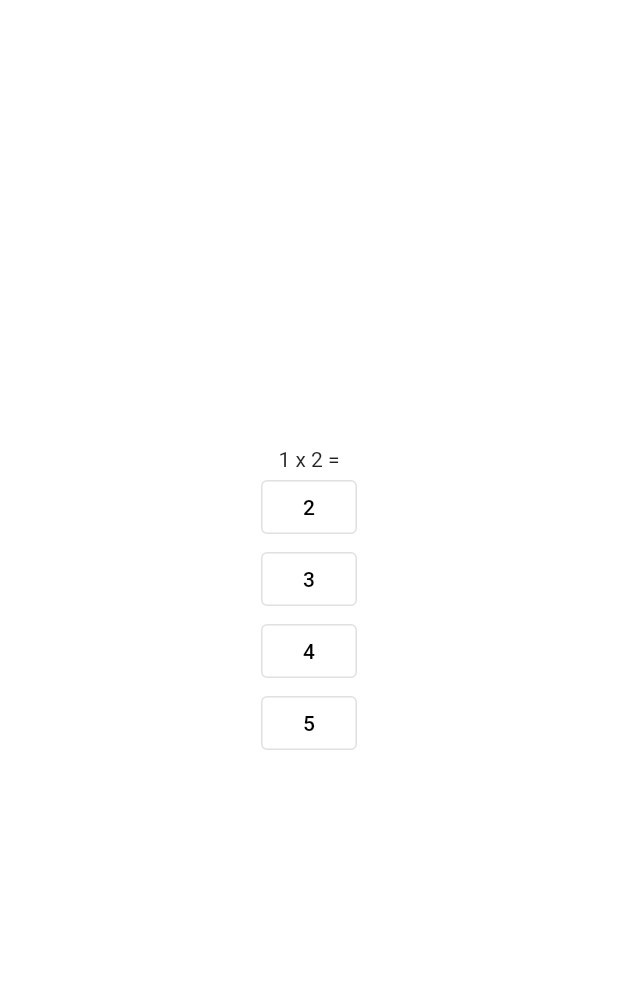
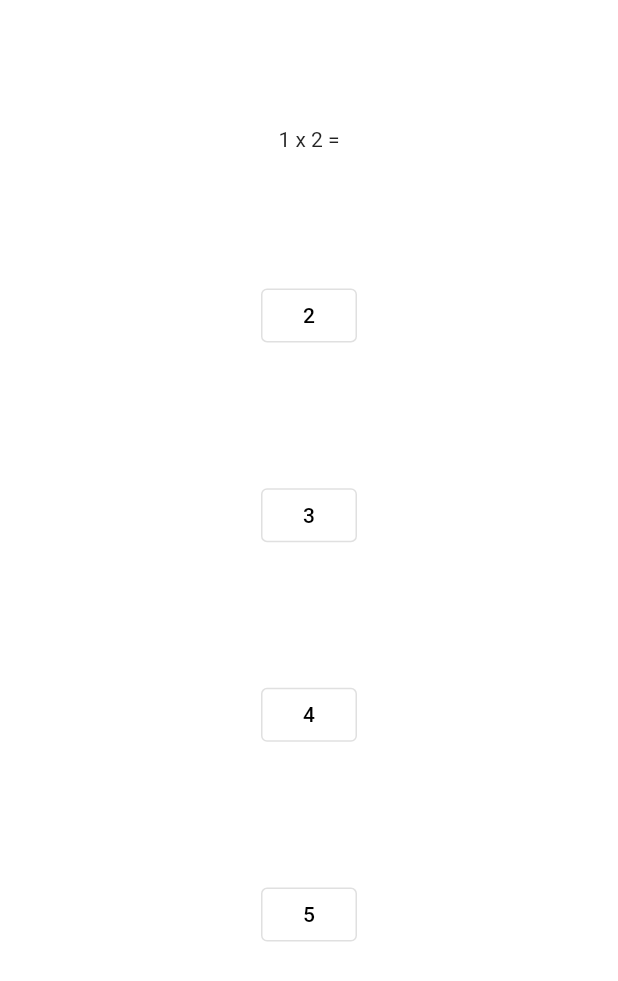
Before and after one commit to umutcanargun/02-11-2023, a Flutter app: the QuestionScreen screen opened directly, on a phone screen of 412 x 824 dp. Shown: the top 981 px of the screen. Run offline on Flutter 3.47's test engine with Material 2 defaults, Android fonts, the phone set to English and light mode, and no system bars.

Commit message:
Update main.dart

```diff
--- a/flutter_application_3/lib/main.dart
+++ b/flutter_application_3/lib/main.dart
@@ -90,7 +90,8 @@ class _QuestionState extends State<QuestionScreen> {
     return Scaffold(
       backgroundColor: Colors.white,
       body: Center(
-        child: Column(mainAxisAlignment: MainAxisAlignment.center, children: [
+        child:
+            Column(mainAxisAlignment: MainAxisAlignment.spaceEvenly, children: [
           Text(questions[initialQuestionIndex].question),
           ...questions[initialQuestionIndex].options.map((answer) {
             return OutlinedButton(
```
